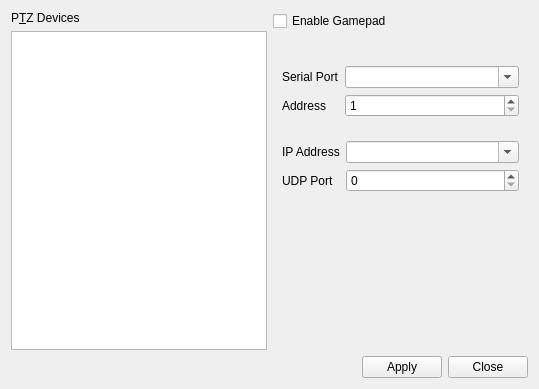
Above: settings.ui from glikely/obs-ptz before the change. Below: the same form after it.
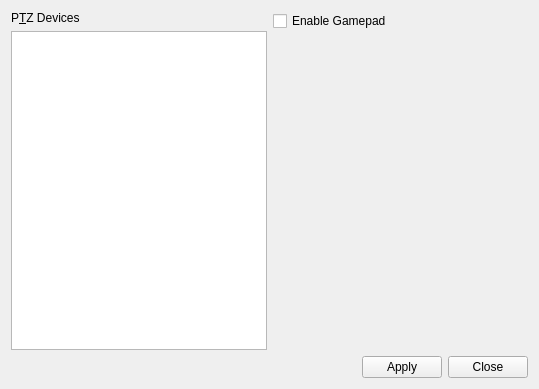
That is the form after the change.

Commit message:
Pull in obs properties-view widget
Import all the files needed to build the OBSPropertiesView widget that
is used by the main OBS application. OBSPropertiesView is linked
directly into the main OBS binary, so plugins that want to use it (like
this one) need to build their own copy. Since obs-ptz isn't normally
built within the OBS source tree, copy the required .cpp & .hpp files
into the 'imported' subdirectory.

***not for mainline yet***

Patch:
```diff
--- a/settings.ui
+++ b/settings.ui
@@ -105,7 +105,7 @@
       </layout>
      </item>
      <item>
-      <layout class="QVBoxLayout" name="propertiesLayout" stretch="0,0,0,0,1,0,0">
+      <layout class="QVBoxLayout" name="propertiesLayout" stretch="0,1,0,0">
        <property name="sizeConstraint">
         <enum>QLayout::SetDefaultConstraint</enum>
        </property>
@@ -116,84 +116,6 @@
          </property>
         </widget>
        </item>
-       <item>
-        <widget class="QLabel" name="protocolLabel">
-         <property name="text">
-          <string/>
-         </property>
-        </widget>
-       </item>
-       <item>
-        <widget class="QWidget" name="serialSettingsGroup" native="true">
-         <layout class="QFormLayout" name="formLayout_2">
-          <item row="0" column="0">
-           <widget class="QLabel" name="serialPortLabel">
-            <property name="text">
-             <string>Serial Port</string>
-            </property>
-           </widget>
-          </item>
-          <item row="0" column="1">
-           <widget class="QComboBox" name="serialPortComboBox">
-            <property name="editable">
-             <bool>true</bool>
-            </property>
-           </widget>
-          </item>
-          <item row="1" column="0">
-           <widget class="QLabel" name="serialDevIDLabel">
-            <property name="text">
-             <string>Address</string>
-            </property>
-           </widget>
-          </item>
-          <item row="1" column="1">
-           <widget class="QSpinBox" name="serialDevIDSpinBox">
-            <property name="minimum">
-             <number>1</number>
-            </property>
-            <property name="maximum">
-             <number>7</number>
-            </property>
-           </widget>
-          </item>
-         </layout>
-        </widget>
-       </item>
-       <item>
-        <widget class="QWidget" name="ipSettingsGroup" native="true">
-         <layout class="QFormLayout" name="formLayout_3">
-          <item row="0" column="0">
-           <widget class="QLabel" name="ipAddressLabel">
-            <property name="text">
-             <string>IP Address</string>
-            </property>
-           </widget>
-          </item>
-          <item row="0" column="1">
-           <widget class="QComboBox" name="ipAddressComboBox">
-            <property name="editable">
-             <bool>true</bool>
-            </property>
-           </widget>
-          </item>
-          <item row="1" column="0">
-           <widget class="QLabel" name="udpPortLabel">
-            <property name="text">
-             <string>UDP Port</string>
-            </property>
-           </widget>
-          </item>
-          <item row="1" column="1">
-           <widget class="QSpinBox" name="udpPortSpinBox">
-            <property name="maximum">
-             <number>65535</number>
-            </property>
-           </widget>
-          </item>
-         </layout>
-        </widget>
-       </item>
        <item>
         <spacer name="verticalSpacer">
          <property name="orientation">
```
The commit also changes 27 other files.
